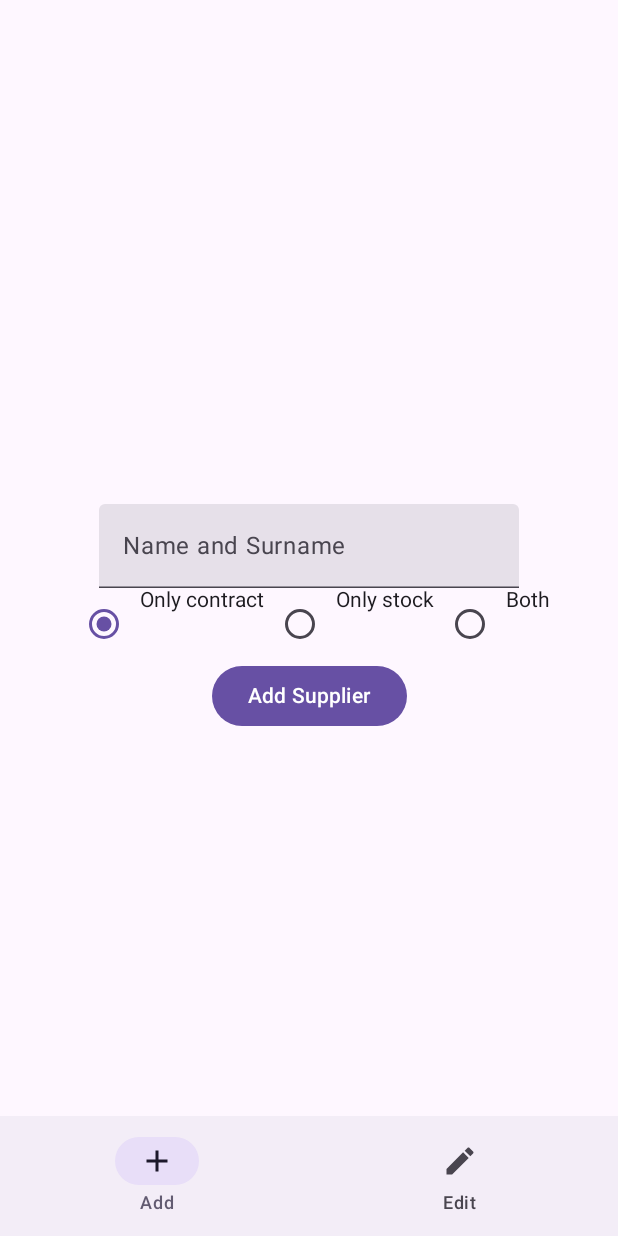
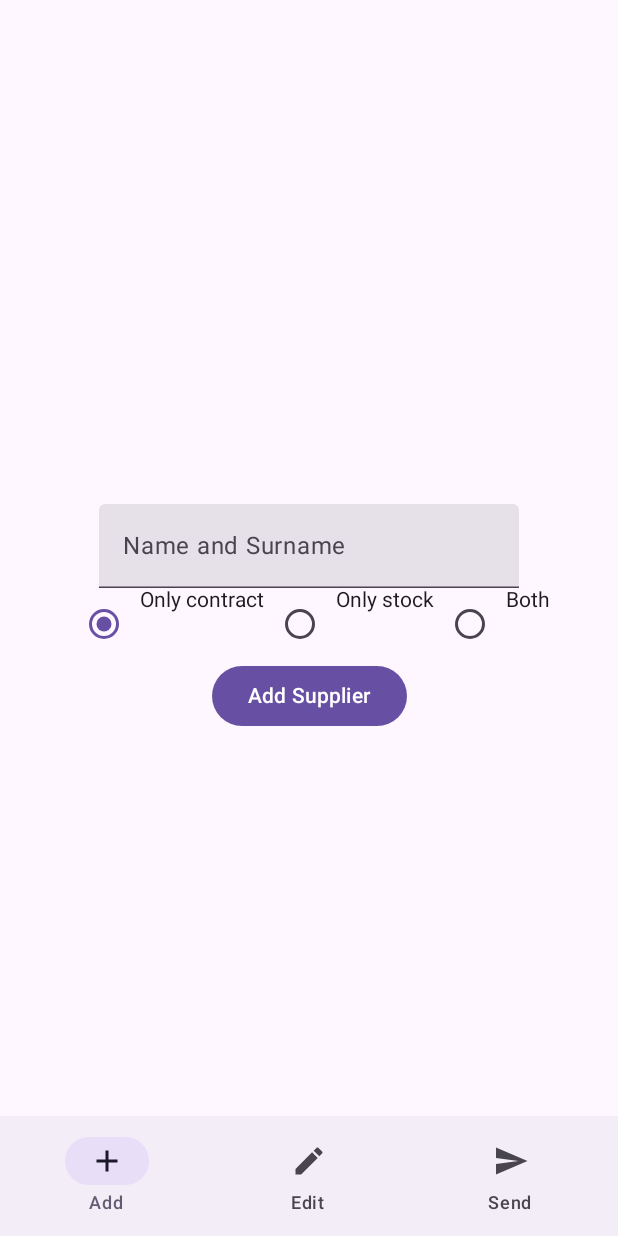
Before and after one commit to Osman0812/SupplierSystemClient, an Android app built with Jetpack Compose: the screen it shows after launch (MainActivity), on a phone screen of 412 x 824 dp. Run offline under Robolectric (Android 15) with nearby library versions, the phone set to English and light mode, and no system bars; our stand-ins replace Dagger/Hilt's generated code, Room's generated code.

Commit message:
added send to server screen

```diff
--- a/app/src/main/java/com/example/suppliersystemclient/ui/MainActivity.kt
+++ b/app/src/main/java/com/example/suppliersystemclient/ui/MainActivity.kt
@@ -7,6 +7,7 @@ import androidx.activity.compose.setContent
 import androidx.compose.material.icons.Icons
 import androidx.compose.material.icons.filled.Add
 import androidx.compose.material.icons.filled.Edit
+import androidx.compose.material.icons.filled.Send
 import androidx.compose.material3.BottomAppBar
 import androidx.compose.material3.Icon
 import androidx.compose.material3.NavigationBarItem
@@ -25,6 +26,7 @@ import androidx.room.Room
 import com.example.suppliersystemclient.room.SqlDatabase
 import com.example.suppliersystemclient.ui.addsupplierscreen.AddSupplierScreen
 import com.example.suppliersystemclient.ui.editsupplierscreen.EditSupplierScreen
+import com.example.suppliersystemclient.ui.sendtoserverscreen.SendToServerScreen
 import dagger.hilt.android.AndroidEntryPoint
 
 @AndroidEntryPoint
@@ -49,6 +51,7 @@ fun NavHost(navController: NavController, viewModel: SupplierViewModel) {
     ) {
         composable(NavItem.AddSupplier.route) { AddSupplierScreen(viewModel) }
         composable(NavItem.EditSupplier.route) { EditSupplierScreen(viewModel) }
+        composable(NavItem.SendToServer.route) { SendToServerScreen(viewModel) }
     }
 }
 
@@ -69,6 +72,7 @@ fun BottomNavBar(navController: NavController) {
     val items = listOf(
         NavItem.AddSupplier,
         NavItem.EditSupplier,
+        NavItem.SendToServer
     )
 
     BottomAppBar {
@@ -98,5 +102,6 @@ sealed class NavItem(val title: String, val icon: ImageVector, val route: String
 
     object AddSupplier : NavItem("Add", Icons.Default.Add, "addSupplier")
     object EditSupplier : NavItem("Edit", Icons.Default.Edit, "editSupplier")
+    object SendToServer : NavItem("Send", Icons.Default.Send, "sendToServer")
 
 }
```
Also changed, not shown: app/src/main/java/com/example/suppliersystemclient/ui/sendtoserverscreen/SendToServerScreen.kt (added, +35 -0 lines).
